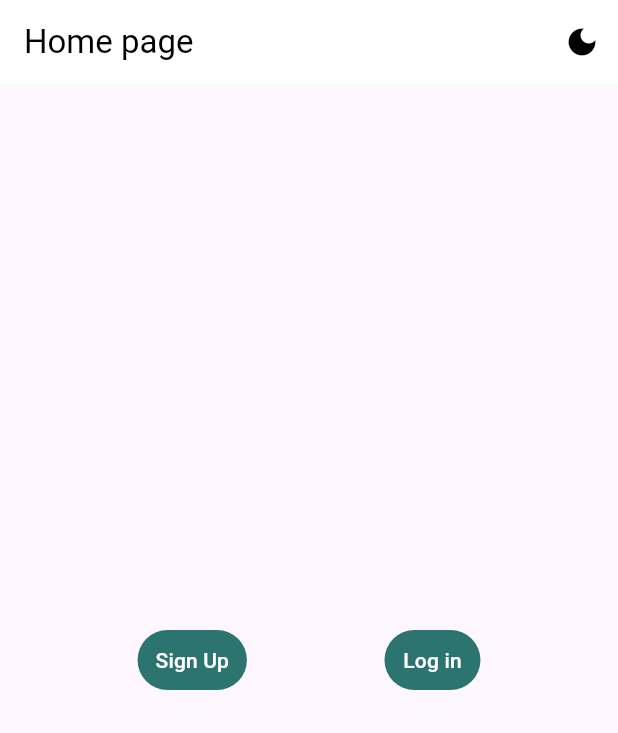
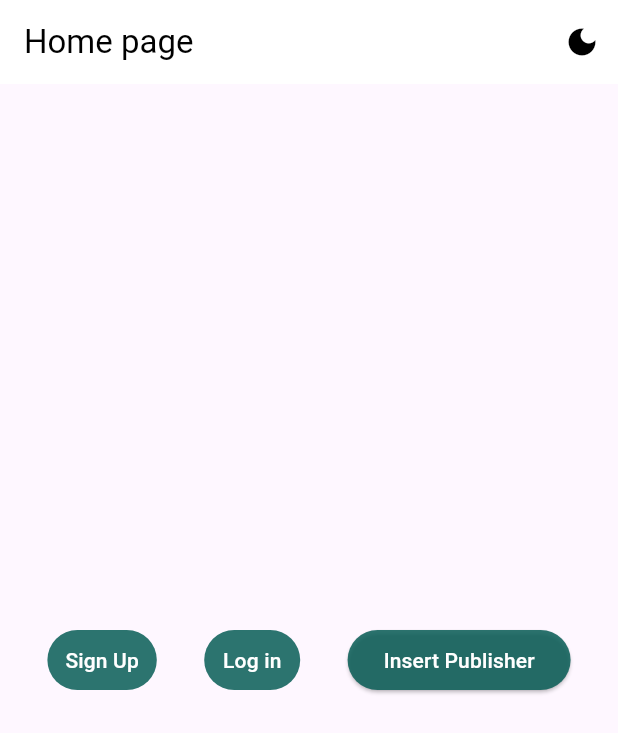
Before and after one commit to unibuc-cs/software-engineering-product-panic-driven-development, a Flutter app: the screen it shows after launch, on a phone screen of 412 x 824 dp. Shown: the top 733 px of the screen. Run offline on Flutter 3.47's test engine with Material 3 defaults, Android fonts, the phone set to English and light mode, and no system bars; our stand-ins replace adaptive_theme, bloc, email_validator, equatable, flutter_bloc, hive and 2 more; missing offline and left inert: dart_console, pair; accounts and stored records are empty.

Commit message:
integrated supabase

```diff
--- a/lib/API/general/ConstantsExample.dart
+++ b/lib/API/general/ConstantsExample.dart
@@ -4,3 +4,6 @@
 
 const String clientIdIGDB = "YOUR_IGDB_CLIENT_ID";
 const String clientSecretIGDB = "YOUR_IGDB_CLIENT_SECRET";
+
+const String urlSupabase = 'YOUR_URL_SUPABASE';
+const String anonKeySupabase = 'YOUR_ANON_KEY_SUPABASE';
--- a/lib/Main.dart
+++ b/lib/Main.dart
@@ -9,9 +9,19 @@ import 'Auth/signup_bloc.dart';
 import 'Auth/login_screen.dart';
 import 'Auth/login_bloc.dart';
 
+import 'package:supabase_flutter/supabase_flutter.dart';
+import 'API/general/Constants.dart';
+
 void main() async {
   await initHiveAndAdapters();
   addSeedData();
+
+  WidgetsFlutterBinding.ensureInitialized();
+
+  await Supabase.initialize(
+    url: urlSupabase,
+    anonKey: anonKeySupabase,
+  );
 
   runApp(MyApp());
 }
@@ -47,6 +57,14 @@ class Home extends StatefulWidget {
 }
 
 class HomeState extends State<Home> {
+  //function for testing database connection
+   Future<void> insertPublisher() async {
+    final response = await Supabase.instance.client.from('publisher').insert({
+      'name': 'Test Publisher',
+    }).execute();
+
+  }
+
   @override
   Widget build(BuildContext context) {
     return Scaffold(
@@ -98,6 +116,17 @@ class HomeState extends State<Home> {
               ),
               child: const Text('Log in'),
             ),
+              ElevatedButton(
+              onPressed: () {
+                insertPublisher();  // Call the insertPublisher function here
+              },
+              style: ButtonStyle(
+                backgroundColor: MaterialStateProperty.all<Color>(
+                    const Color.fromARGB(219, 10, 94, 87)),
+                foregroundColor: MaterialStateProperty.all<Color>(Colors.white),
+              ),
+              child: const Text('Insert Publisher'),
+            ),
           ],
         ),
       ),
```
Also changed, not shown: pubspec.yaml (+6 -3 lines), 3 other files.
